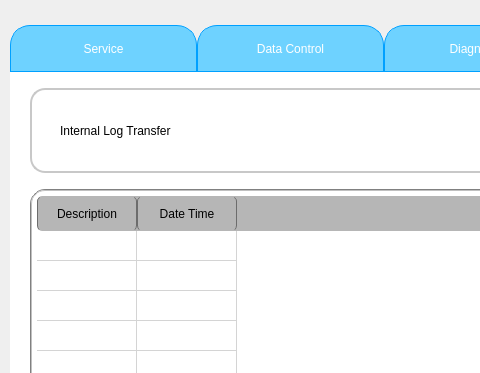
This is pApp-22-June-2021/sservice.ui in ChandraMVE/PSSC_QT_Development as Qt 5 draws it before an edit; both pictures show x 0 to 480 and y 0 to 373 of the 768 by 944 pixel window. The edited form follows.
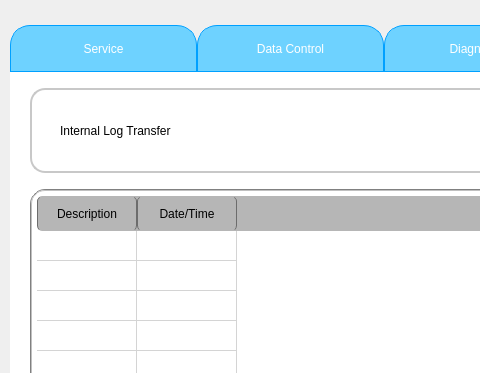
This is the edited form. The open tabs and pages were chosen to show the change. Icons and pictures are not drawn. Custom widgets are drawn as their Qt base class.

What changed in the file:
```diff
--- a/pApp-22-June-2021/sservice.ui
+++ b/pApp-22-June-2021/sservice.ui
@@ -2680,7 +2680,7 @@
       </column>
       <column>
        <property name="text">
-        <string>Date Time</string>
+        <string>Date/Time</string>
        </property>
       </column>
      </widget>
```
